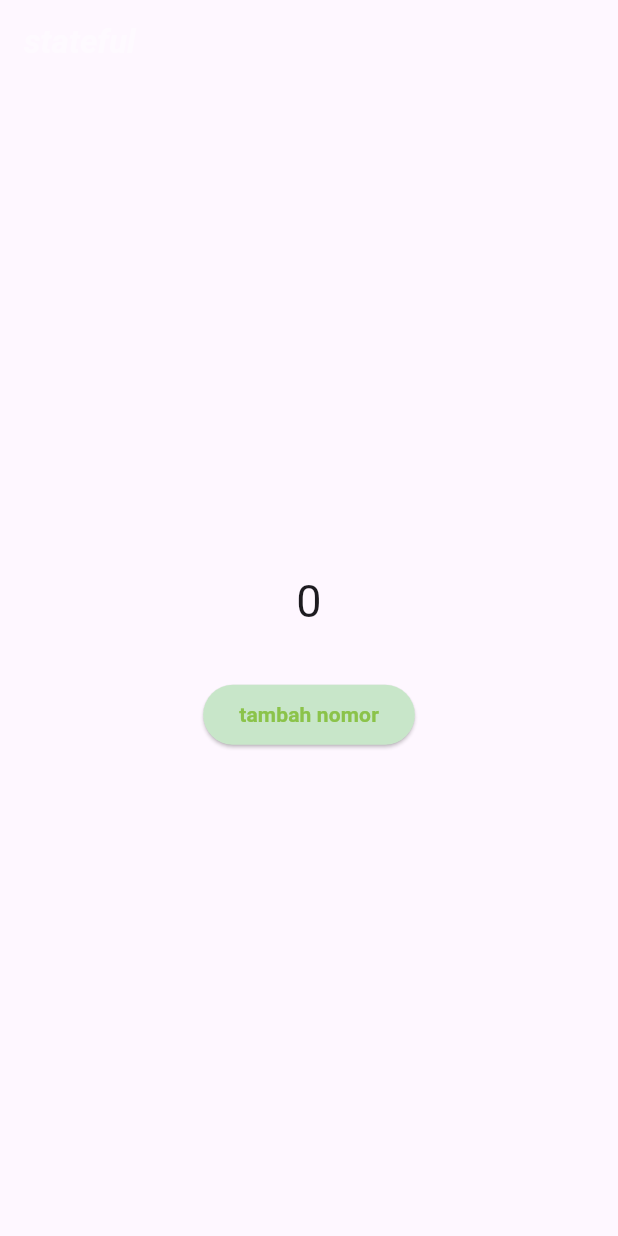
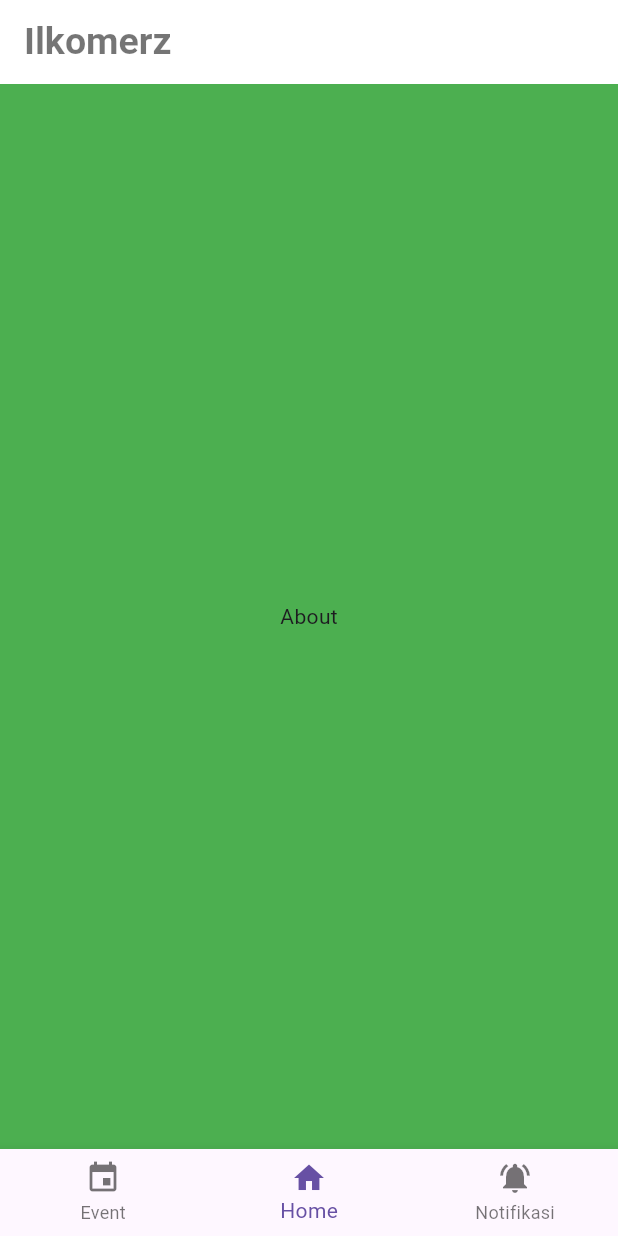
Before and after one commit to adyfp24/flutter-learn-basic, a Flutter app: the screen it shows after launch, on a phone screen of 412 x 824 dp. Run offline on Flutter 3.47's test engine with Material 3 defaults, Android fonts, the phone set to English and light mode, and no system bars.

Commit message:
add navbottombar, appbar, dan page view

```diff
--- /dev/null
+++ b/lib/beranda.dart
@@ -0,0 +1,10 @@
+import 'package:flutter/material.dart';
+
+class HomePage extends StatelessWidget {
+  const HomePage({ Key? key }) : super(key: key);
+
+  @override
+  Widget build(BuildContext context) {
+    return MaterialApp();
+  }
+}
--- /dev/null
+++ b/lib/components/appbar.dart
@@ -0,0 +1,12 @@
+import 'package:flutter/material.dart';
+
+class AppBar extends StatelessWidget {
+  const AppBar({ Key? key }) : super(key: key);
+
+  @override
+  Widget build(BuildContext context) {
+    return Scaffold(
+
+    );
+  }
+}
--- /dev/null
+++ b/lib/components/navbottom.dart
@@ -0,0 +1,74 @@
+// navbottom.dart
+
+import 'package:flutter/material.dart';
+
+class NavBottom extends StatefulWidget {
+  final PageController pageController;
+  final int currentIndex;
+
+  NavBottom({required this.pageController, required this.currentIndex});
+
+  @override
+  _NavBottomState createState() => _NavBottomState();
+}
+
+class _NavBottomState extends State<NavBottom> {
+  @override
+  Widget build(BuildContext context) {
+    return BottomNavigationBar(
+      currentIndex: widget.currentIndex,
+      onTap: (index) {
+        widget.pageController.animateToPage(
+          index,
+          duration: Duration(milliseconds: 300),
+          curve: Curves.easeInOut,
+        );
+      },
+      items: [
+        BottomNavigationBarItem(
+          icon: Icon(Icons.event),
+          label: 'Event',
+        ),
+        BottomNavigationBarItem(
+          icon: Icon(Icons.home),
+          label: 'Home',
+        ),
+        BottomNavigationBarItem(
+          icon: Icon(Icons.notifications_active),
+          label: 'Notifikasi',
+        ),
+      ],
+    );
+  }
+}
+
+
+class HomePage extends StatelessWidget {
+  @override
+  Widget build(BuildContext context) {
+    return Container(
+      color: Colors.blue,
+      child: Center(child: Text('Home', style: TextStyle(fontSize: 25),)),
+    );
+  }
+}
+
+class AboutPage extends StatelessWidget {
+  @override
+  Widget build(BuildContext context) {
+    return Container(
+      color: Colors.green,
+      child: Center(child: Text('About')),
+    );
+  }
+}
+
+class TokoPage extends StatelessWidget {
+  @override
+  Widget build(BuildContext context) {
+    return Container(
+      color: Colors.orange,
+      child: Center(child: Text('Toko')),
+    );
+  }
+}
--- a/lib/main.dart
+++ b/lib/main.dart
@@ -1,37 +1,55 @@
+// main.dart
+
 import 'package:flutter/material.dart';
-import 'package:flutter/widgets.dart';
-import 'package:flutter101/statefull.dart';
-
-import 'package:flutter101/stateless.dart';
+import 'package:flutter101/components/navbottom.dart';
 
 void main() {
-  runApp(LatihanStateful());
+  runApp(MyApp());
 }
 
 class MyApp extends StatelessWidget {
   @override
   Widget build(BuildContext context) {
     return MaterialApp(
-      home: Scaffold(
-        appBar: AppBar(
-          backgroundColor: Colors.blueGrey[50],
-          title: Text('aplikasi ady', style: TextStyle(fontWeight: FontWeight.bold,fontSize: 27.5, fontFamily: 'Poppins', color: Colors.blue[100])),
-        ),
-        body: Center(
-          child: Column(
-            children: [Container(
-              color: Colors.deepOrange,
-              width: 200,
-              height: 100,
-              padding: EdgeInsets.all(10.0),
-            ), Container(
-              color: Colors.deepPurple,
-              width: 200,
-              height: 100,
-              margin: EdgeInsets.fromLTRB(10, 10, 10, 10),
-            )],
-          ),
-        ),
+      home: MainScreen(),
+    );
+  }
+}
+
+class MainScreen extends StatefulWidget {
+  @override
+  _MainScreenState createState() => _MainScreenState();
+}
+
+class _MainScreenState extends State<MainScreen> {
+  PageController _pageController = PageController();
+  int currentIndexPage = 1;
+
+  void switchPage(int index){
+    setState(() {
+      currentIndexPage = index;
+    });
+  }
+
+  @override
+  Widget build(BuildContext context) {
+    return Scaffold(
+      appBar: AppBar(
+        title: Text('Ilkomerz', style: TextStyle(color: Colors.black54, fontSize: 25, fontWeight: FontWeight.bold)),
+        backgroundColor: Colors.white,
+      ),
+      body: PageView(
+        controller: _pageController,
+        onPageChanged: switchPage,
+        children: [
+          AboutPage(),
+          HomePage(),
+          TokoPage(),
+        ],
+      ),
+      bottomNavigationBar: NavBottom(
+        pageController: _pageController,
+        currentIndex: currentIndexPage,
       ),
     );
   }
```
Also changed, not shown: lib/group.dart (added).
